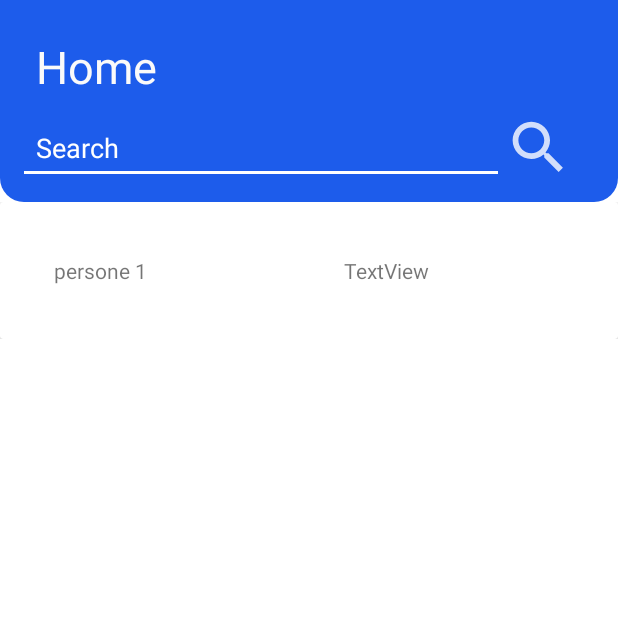
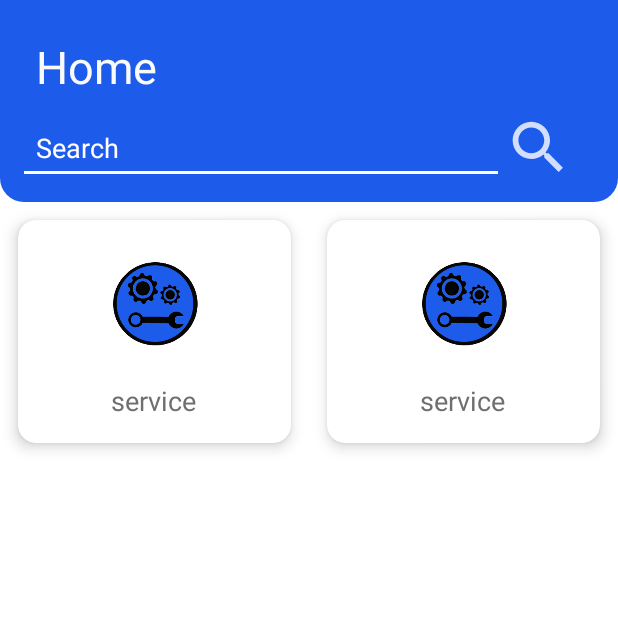
Before and after one commit to Abiree/Khadamat, an Android app: the HomeActivity screen opened directly, with no data from a screen before it, on a phone screen of 412 x 824 dp, the top half of it. Run offline under Robolectric (Android 15) with nearby library versions, the phone set to English and light mode, and no system bars.

Commit message:
home activity v2

```diff
--- a/app/build.gradle
+++ b/app/build.gradle
@@ -33,6 +33,7 @@ dependencies {
     implementation 'com.google.android.material:material:1.2.1'
     implementation 'androidx.constraintlayout:constraintlayout:2.0.4'
     implementation 'androidx.gridlayout:gridlayout:1.0.0'
+    implementation 'androidx.cardview:cardview:1.0.0'
     testImplementation 'junit:junit:4.+'
     androidTestImplementation 'androidx.test.ext:junit:1.1.2'
     androidTestImplementation 'androidx.test.espresso:espresso-core:3.3.0'
--- a/app/src/main/res/layout/activity_home.xml
+++ b/app/src/main/res/layout/activity_home.xml
@@ -79,73 +79,83 @@
         android:layout_width="match_parent"
         android:layout_height="match_parent">
 
-        <LinearLayout
+        <GridLayout
+            android:columnCount="2"
+            android:rowCount="3"
+            android:alignmentMode="alignMargins"
+            android:columnOrderPreserved="false"
             android:layout_width="match_parent"
-            android:layout_height="wrap_content"
-            android:orientation="vertical"
-            >
-
+            android:layout_height="wrap_content">
             <androidx.cardview.widget.CardView
-                android:layout_width="match_parent"
-                android:layout_height="match_parent" >
-
+                android:layout_width="wrap_content"
+                android:layout_height="wrap_content"
+                android:layout_columnWeight="1"
+                android:layout_rowWeight="1"
+                app:cardElevation="6dp"
+                app:cardCornerRadius="12dp"
+                android:layout_margin="12dp"
+                >
                 <LinearLayout
+                    android:orientation="vertical"
+                    android:padding="16dp"
+                    android:gravity="center"
                     android:layout_width="match_parent"
                     android:layout_height="match_parent"
+                    >
+                    <ImageView
+                        android:src="@drawable/logo_2"
+                        android:layout_width="80dp"
+                        android:layout_height="80dp">
+                    </ImageView>
+                    <TextView
+                        android:layout_width="wrap_content"
+                        android:layout_height="wrap_content"
+                        android:text="service"
+                        android:textSize="18sp"
+                        android:textColor="#6f6f6f"
+                        android:layout_marginTop="12dp">
+
+                    </TextView>
+
+                </LinearLayout>
+
+            </androidx.cardview.widget.CardView>
+            <androidx.cardview.widget.CardView
+                android:layout_width="wrap_content"
+                android:layout_height="wrap_content"
+                android:layout_columnWeight="1"
+                android:layout_rowWeight="1"
+                app:cardElevation="6dp"
+                app:cardCornerRadius="12dp"
+                android:layout_margin="12dp"
+                >
+                <LinearLayout
                     android:orientation="vertical"
+                    android:padding="16dp"
+                    android:gravity="center"
+                    android:layout_width="match_parent"
+                    android:layout_height="match_parent"
                     >
+                    <ImageView
+                        android:src="@drawable/logo_2"
+                        android:layout_width="80dp"
+                        android:layout_height="80dp">
+                    </ImageView>
+                    <TextView
+                        android:layout_width="wrap_content"
+                        android:layout_height="wrap_content"
+                        android:text="service"
+                        android:textSize="18sp"
+                        android:textColor="#6f6f6f"
+                        android:layout_marginTop="12dp">
 
-                    <LinearLayout
-                        android:layout_width="match_parent"
-                        android:layout_height="match_parent"
-                        android:orientation="horizontal"
-                        android:padding="12dp"
-                        >
+                    </TextView>
 
-                        <LinearLayout
-                            android:layout_width="193dp"
-                            android:layout_height="match_parent"
-                            android:orientation="vertical"
-                            android:padding="12dp">
+                </LinearLayout>
 
-                            <ImageView
-                                android:id="@+id/imageView14"
-                                android:layout_width="match_parent"
-                                android:layout_height="wrap_content"
-                                tools:srcCompat="@tools:sample/avatars" />
+            </androidx.cardview.widget.CardView>
 
-                            <TextView
-                                android:id="@+id/textView9"
-                                android:layout_width="match_parent"
-                                android:layout_height="wrap_content"
-                                android:padding="12dp"
-                                android:text="persone 1" />
-                        </LinearLayout>
-
-                        <LinearLayout
-                            android:layout_width="match_parent"
-                            android:layout_height="match_parent"
-                            android:orientation="vertical"
-                            android:padding="12dp">
-
-                            <ImageView
-                                android:id="@+id/imageView15"
-                                android:layout_width="match_parent"
-                                android:layout_height="wrap_content"
-                                tools:srcCompat="@tools:sample/avatars" />
-
-                            <TextView
-                                android:id="@+id/textView10"
-                                android:layout_width="match_parent"
-                                android:layout_height="wrap_content"
-                                android:padding="12dp"
-                                android:text="TextView" />
-
-                        </LinearLayout>
-                    </LinearLayout>
-                </LinearLayout>
-            </androidx.cardview.widget.CardView>
-        </LinearLayout>
+        </GridLayout>
     </ScrollView>
 
 
```
